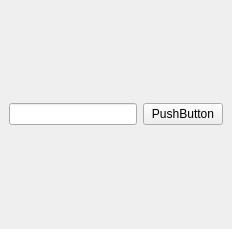
PlazaRoute/qgis-plugin, file plaza_route_dockwidget_base.ui: the form before one commit.
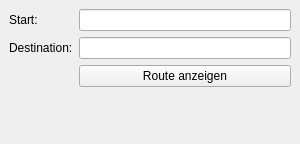
The form after the commit.

Commit message: add table layout

```diff
--- a/plaza_route_dockwidget_base.ui
+++ b/plaza_route_dockwidget_base.ui
@@ -6,8 +6,8 @@
    <rect>
     <x>0</x>
     <y>0</y>
-    <width>232</width>
-    <height>229</height>
+    <width>300</width>
+    <height>144</height>
    </rect>
   </property>
   <property name="windowTitle">
@@ -15,21 +15,34 @@
   </property>
   <widget class="QWidget" name="dockWidgetContents">
    <layout class="QGridLayout" name="gridLayout">
+    <item row="1" column="0">
+     <layout class="QFormLayout" name="formLayout">
     <item row="0" column="0">
-     <layout class="QVBoxLayout" name="verticalLayout">
-      <item>
-       <layout class="QHBoxLayout" name="horizontalLayout">
-        <item>
-         <widget class="QLineEdit" name="lineEdit"/>
-        </item>
-        <item>
-         <widget class="QPushButton" name="pushButton">
+       <widget class="QLabel" name="start_label">
+        <property name="text">
+         <string>Start:</string>
+        </property>
+       </widget>
+      </item>
+      <item row="0" column="1">
+       <widget class="QLineEdit" name="start_value"/>
+      </item>
+      <item row="1" column="0">
+       <widget class="QLabel" name="destination_label">
           <property name="text">
-           <string>PushButton</string>
+         <string>Destination:</string>
           </property>
          </widget>
         </item>
-       </layout>
+      <item row="1" column="1">
+       <widget class="QLineEdit" name="destination_value"/>
+      </item>
+      <item row="2" column="1">
+       <widget class="QPushButton" name="show_route_btn">
+        <property name="text">
+         <string>Route anzeigen</string>
+        </property>
+       </widget>
       </item>
      </layout>
     </item>
```
Lines whose indentation alone changed are shown as unchanged. The commit also changes 1 other file.
